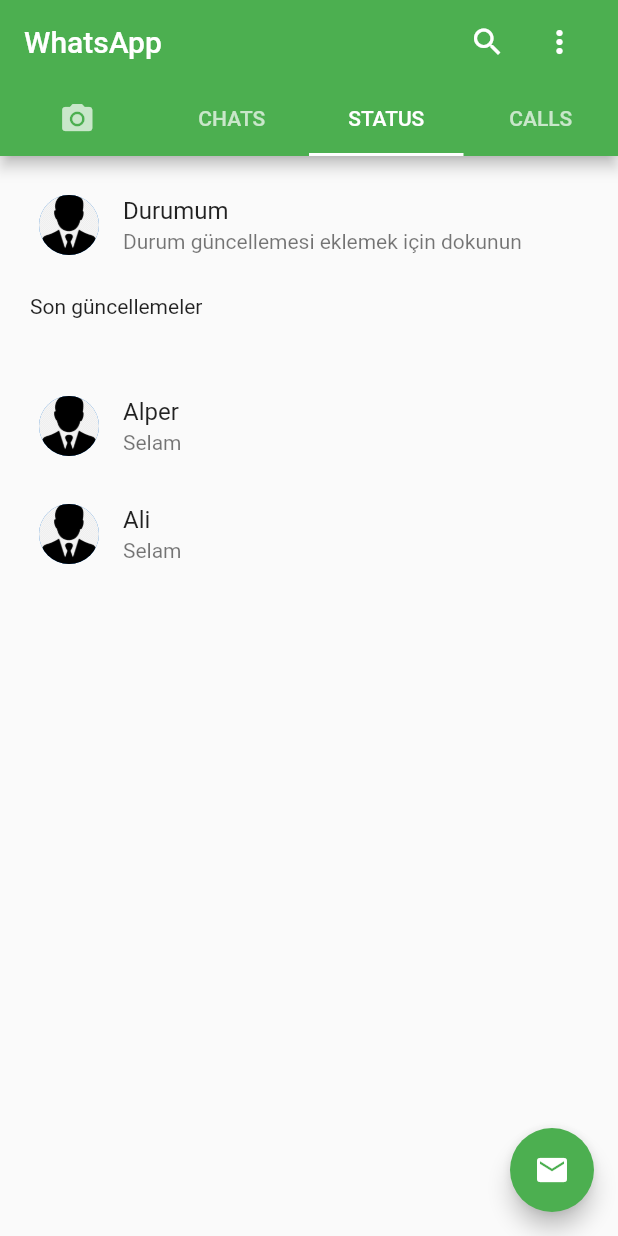
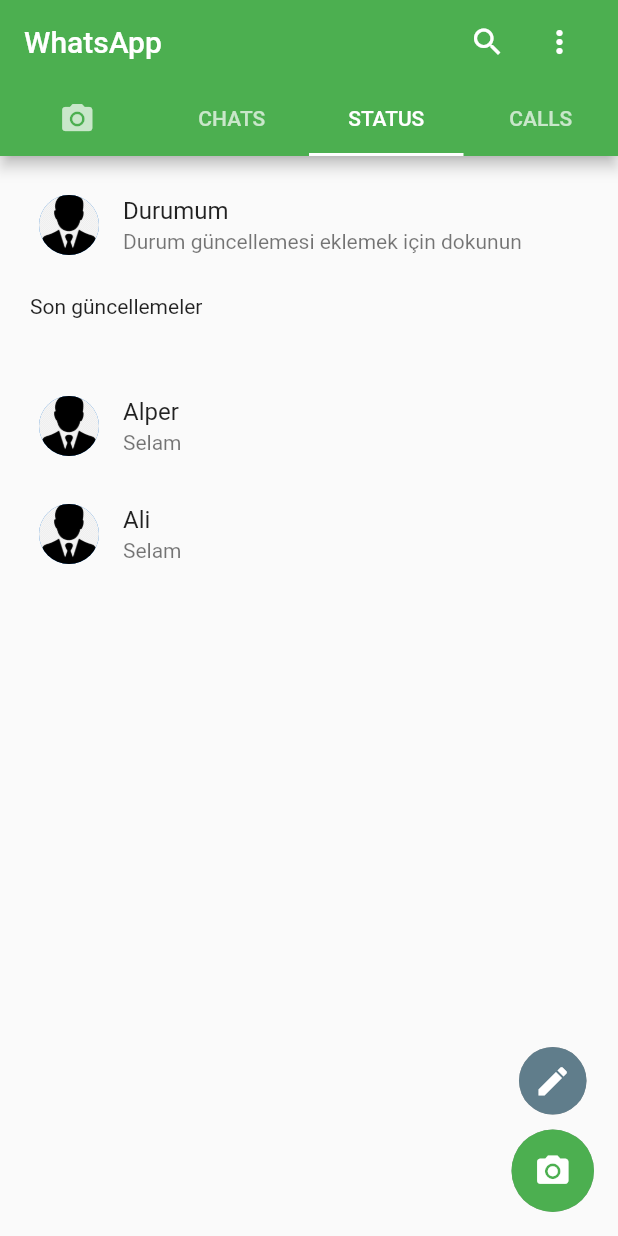
Before and after one commit to Acapnes/WhatsAppClone, a Flutter app: the screen it shows after launch, tab 3 chosen, on a phone screen of 412 x 824 dp. Run offline on Flutter 3.47's test engine with Material 2 defaults, Android fonts, the phone set to English and light mode, and no system bars; our stand-ins replace camera, country_picker, image_picker.

Commit message:
TabBar popup menus

```diff
--- a/lib/Pages/HomePage/Home.dart
+++ b/lib/Pages/HomePage/Home.dart
@@ -1,4 +1,7 @@
 import 'package:flutter/material.dart';
+import 'package:whatsapp_clone/Controllers/PopUpMenus/CallsPopup.dart';
+import 'package:whatsapp_clone/Controllers/PopUpMenus/ChatsPopup.dart';
+import 'package:whatsapp_clone/Controllers/PopUpMenus/StatusPopup.dart';
 import 'package:whatsapp_clone/Pages/HomePage/Calls.dart';
 import 'package:whatsapp_clone/Pages/HomePage/Camera.dart';
 import 'package:whatsapp_clone/Pages/HomePage/Chats/Chats.dart';
@@ -22,25 +25,25 @@ class _mainHomeState extends State<mainHome>
   @override
   void initState() {
     super.initState();
+    _controller = TabController(length: 4, vsync: this, initialIndex: 1);
+    _controller.addListener(_handleTabChange);
+  }
 
-    _controller = TabController(length: 4, vsync: this, initialIndex: 1);
+  _handleTabChange() {
+    setState(() {});
   }
 
   @override
   void dispose() {
+    _controller.removeListener(_handleTabChange);
+    _controller.dispose();
+    super.dispose();
   }
 
   @override
   Widget build(BuildContext context) {
     return Scaffold(
-      floatingActionButton: FloatingActionButton(
-          onPressed: () {
-            print(_controller.index);
-          },
-          backgroundColor: Colors.green,
-          child: _controller.index == 1
-              ? Icon(Icons.mail)
-              : Icon(Icons.settings_outlined)),
+      floatingActionButton: _bottomButtons(),
       appBar: AppBar(
         actions: [
           Container(
@@ -48,43 +51,7 @@ class _mainHomeState extends State<mainHome>
               child: Row(
                 children: [
                   IconButton(onPressed: () {}, icon: Icon(Icons.search)),
-                  PopupMenuButton(
-                      onSelected: (result) {
-                        setState(() {
-                          if (result == 5) {
-                            Navigator.push(
-                                context,
-                                MaterialPageRoute(
-                                    builder: (context) => mainSettings()));
-                          }
-                        });
-                      },
-                      itemBuilder: (context) => [
-                            PopupMenuItem(
-                              child: Text("New Group"),
-                              value: 1,
-                              onTap: () {},
-                            ),
-                            PopupMenuItem(
-                              child: Text("New Select Message"),
-                              value: 2,
-                              onTap: () {},
-                            ),
-                            PopupMenuItem(
-                              child: Text("Connection"),
-                              value: 3,
-                              onTap: () {},
-                            ),
-                            PopupMenuItem(
-                              child: Text("Star Messages"),
-                              value: 4,
-                              onTap: () {},
-                            ),
-                            PopupMenuItem(
-                              child: Text("Settings"),
-                              value: 5,
-                            )
-                          ])
+                  _popUpMenus(),
                 ],
               )),
         ],
@@ -109,12 +76,102 @@ class _mainHomeState extends State<mainHome>
           ],
         ),
       ),
-      body: TabBarView(controller: _controller, children: [
-        mainCamera(),
-        mainChats(),
-        mainStatus(),
-        mainCalls()
-      ]),
+      body: TabBarView(
+          controller: _controller,
+          children: [mainCamera(), mainChats(), mainStatus(), mainCalls()]),
     );
   }
+
+  Widget _popUpMenus() {
+    switch (_controller.index) {
+      case 0:
+        return Container();
+        break;
+      case 1:
+        return mainChatsPopup();
+        break;
+      case 2:
+        return mainStatusPopup();
+        break;
+      case 3:
+        return mainCallsPopup();
+        break;
+    }
+  }
+
+  Widget _bottomButtons() {
+    switch (_controller.index) {
+      case 0:
+        return null;
+        break;
+      case 1:
+        return FloatingActionButton(
+            shape: StadiumBorder(),
+            onPressed: null,
+            backgroundColor: Colors.green,
+            child: Icon(
+              Icons.message,
+              size: 20.0,
+            ));
+        break;
+      case 2:
+        return Container(
+          height: 110,
+          child: Column(
+            children: [
+              Container(
+                  width: 45,
+                  height: 45,
+                  decoration: BoxDecoration(boxShadow: [
+                    BoxShadow(
+                      color: Colors.grey,
+                    ),
+                  ], shape: BoxShape.circle, color: Colors.blueGrey),
+                  child: IconButton(
+                    padding: EdgeInsets.zero,
+                    icon: Icon(
+                      Icons.edit,
+                      size: 25.0,
+                      color: Colors.white,
+                    ),
+                    onPressed: () {},
+                  )),
+              Container(
+                  width: 55,
+                  height: 55,
+                  margin: EdgeInsets.only(top: 10),
+                  decoration: BoxDecoration(
+                    boxShadow: [
+                      BoxShadow(
+                        color: Colors.grey,
+                      ),
+                    ],
+                    shape: BoxShape.circle,
+                    color: Colors.green,
+                  ),
+                  child: IconButton(
+                    padding: EdgeInsets.zero,
+                    icon: Icon(
+                      Icons.photo_camera,
+                      size: 25.0,
+                      color: Colors.white,
+                    ),
+                    onPressed: () {},
+                  )),
+            ],
+          ),
+        );
+        break;
+      case 3:
+        return FloatingActionButton(
+            shape: StadiumBorder(),
+            onPressed: null,
+            backgroundColor: Colors.green,
+            child: Icon(
+              Icons.add_call,
+              size: 20.0,
+            ));
+        break;
+    }
+  }
 }
```
Also changed, not shown: lib/Controllers/PopUpMenus/CallsPopup.dart (added, +29 -0 lines), lib/Controllers/PopUpMenus/ChatsPopup.dart (added, +46 -0 lines), lib/Controllers/PopUpMenus/StatusPopup.dart (added, +29 -0 lines).
